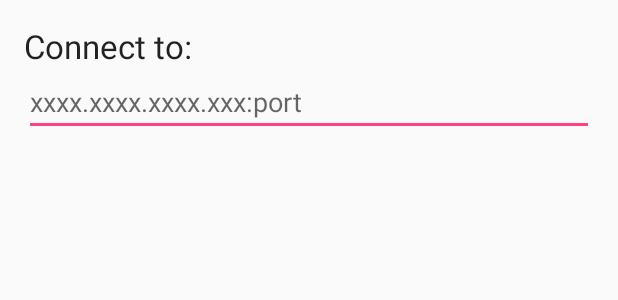
After one commit to Karosuo/Android_Car_Control, an Android app: the layout user_wifi_config_dialog.xml on its own in the app's theme, with its tools: preview values and no code run, on a phone screen of 412 x 824 dp. The commit adds this screen. Shown: the top 300 px of the screen. Run offline under Robolectric (Android 15) with nearby library versions, the phone set to English and light mode, and no system bars.

Commit message:
GyroCard Ready test and Config IP:PORT buttons on action bar done and implemented, auto config to 127.0.0.1:12345

```diff
--- a/app/src/main/java/com/example/karosuo/gyrocontrol/MainListFragment.java
+++ b/app/src/main/java/com/example/karosuo/gyrocontrol/MainListFragment.java
@@ -86,7 +86,7 @@ public class MainListFragment extends Fragment {// ListFragment {
 
                                 getMyDB().deleteTrip(myTripList.get(position));
                                 showAllTrips();
-                                Toast toast = Toast.makeText(MainListFragment.this.getActivity(), String.format("%s eliminado", name_to_eliminate), Toast.LENGTH_LONG);
+                                Toast toast = Toast.makeText(MainListFragment.this.getActivity(), String.format("%s eliminado", name_to_eliminate ), Toast.LENGTH_LONG);
                                 toast.show();
                                 break;
                             case DialogInterface.BUTTON_NEGATIVE:
--- /dev/null
+++ b/app/src/main/res/layout/user_wifi_config_dialog.xml
@@ -0,0 +1,21 @@
+<?xml version="1.0" encoding="utf-8"?>
+<LinearLayout xmlns:android="http://schemas.android.com/apk/res/android"
+    android:orientation="vertical" android:layout_width="match_parent"
+    android:layout_height="match_parent"
+    android:padding="16dp">
+
+    <TextView
+        android:id="@+id/user_wifi_config_title"
+        android:layout_width="wrap_content"
+        android:layout_height="wrap_content"
+        android:text="@string/user_wifi_config_title_tag"
+        android:textAppearance="?android:attr/textAppearanceLarge" />
+
+    <EditText
+        android:id="@+id/user_wifi_config_edit"
+        android:layout_width="match_parent"
+        android:layout_height="wrap_content"
+        android:hint="@string/user_wifi_config_edit_tag"
+        android:inputType="text" />
+
+</LinearLayout>
--- a/app/src/main/res/values/strings.xml
+++ b/app/src/main/res/values/strings.xml
@@ -17,4 +17,9 @@
     <string name="yes_dialog_tag">yes</string>
     <string name="no_dialog_tag">no</string>
     <string name="confirm_delete_trip_tag">Sure to delete this trip?</string>
+    <string name="user_wifi_config_title_tag">Connect to:</string>
+    <string name="user_wifi_config_edit_tag">xxxx.xxxx.xxxx.xxx:port</string>
+    <string name="search_button_tag">Search</string>
+    <string name="cancel_button_tag">Cancel</string>
+    <string name="done_button_tag">Done</string>
 </resources>
--- a/app/src/main/res/values/styles.xml
+++ b/app/src/main/res/values/styles.xml
@@ -7,7 +7,7 @@
         <item name="colorPrimaryDark">@color/colorPrimaryDark</item>
         <item name="colorAccent">@color/colorAccent</item>
         <!-- All customizations that are NOT specific to a particular API-level can go here. -->
-        <item name="android:actionOverflowButtonStyle">@style/MyActionButtonOverflow</item>
+        <!--<item name="android:actionOverflowButtonStyle">@style/MyActionButtonOverflow</item>-->
 
     </style>
 
@@ -17,7 +17,7 @@
     <style name="MyActionButtonOverflow" parent="Widget.AppCompat.ActionButton.Overflow">
         <item name="android:src">@drawable/search_icon3</item>
         <item name="android:background">?android:attr/actionBarItemBackground</item>
-        <item name="android:contentDescription">"Lala"</item>
+        <item name="android:contentDescription">"Lala"</item><!--Lala means friend in Indy I think, took this code from Stackoverflow, don't remember page link-->
     </style>
 
     <style name="AppTheme.NoActionBar">
```
Also changed, not shown: app/src/main/java/com/example/karosuo/gyrocontrol/ControllerMapActivity.java (+6 -14 lines), app/src/main/java/com/example/karosuo/gyrocontrol/MainActivity.java (+87 -5 lines), app/src/main/java/com/example/karosuo/gyrocontrol/UDPConnect.java (deleted, +0 -47 lines), app/src/main/java/com/example/karosuo/gyrocontrol/UDPConnection.java (added, +97 -0 lines), app/src/main/res/menu/menu_main.xml (+13 -3 lines), app/src/main/res/drawable/show_all_icon.png (added), app/src/main/res/drawable/show_all_icon2.png (added), app/src/main/res/drawable/wifi_config_icon2.png (added), 1 other file.
